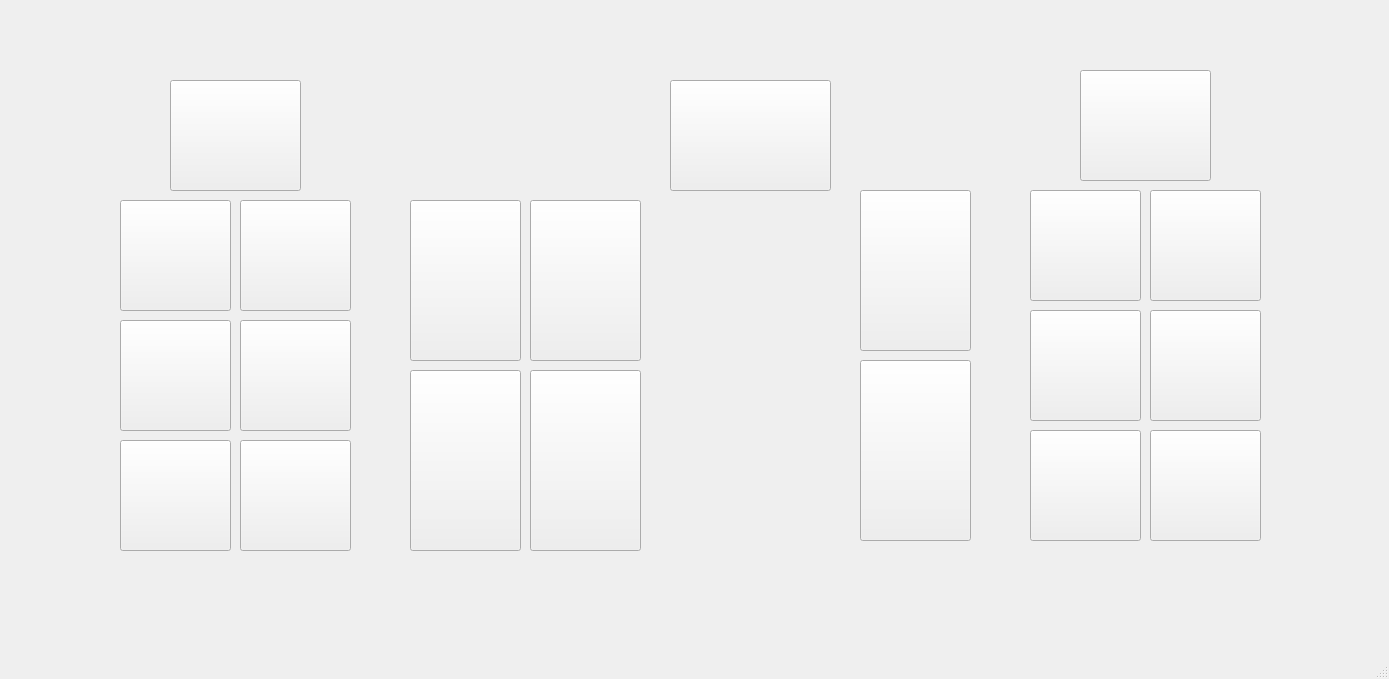
Old version of the form teacherroom.ui in the repository hyun031916/Where_is_teacher.
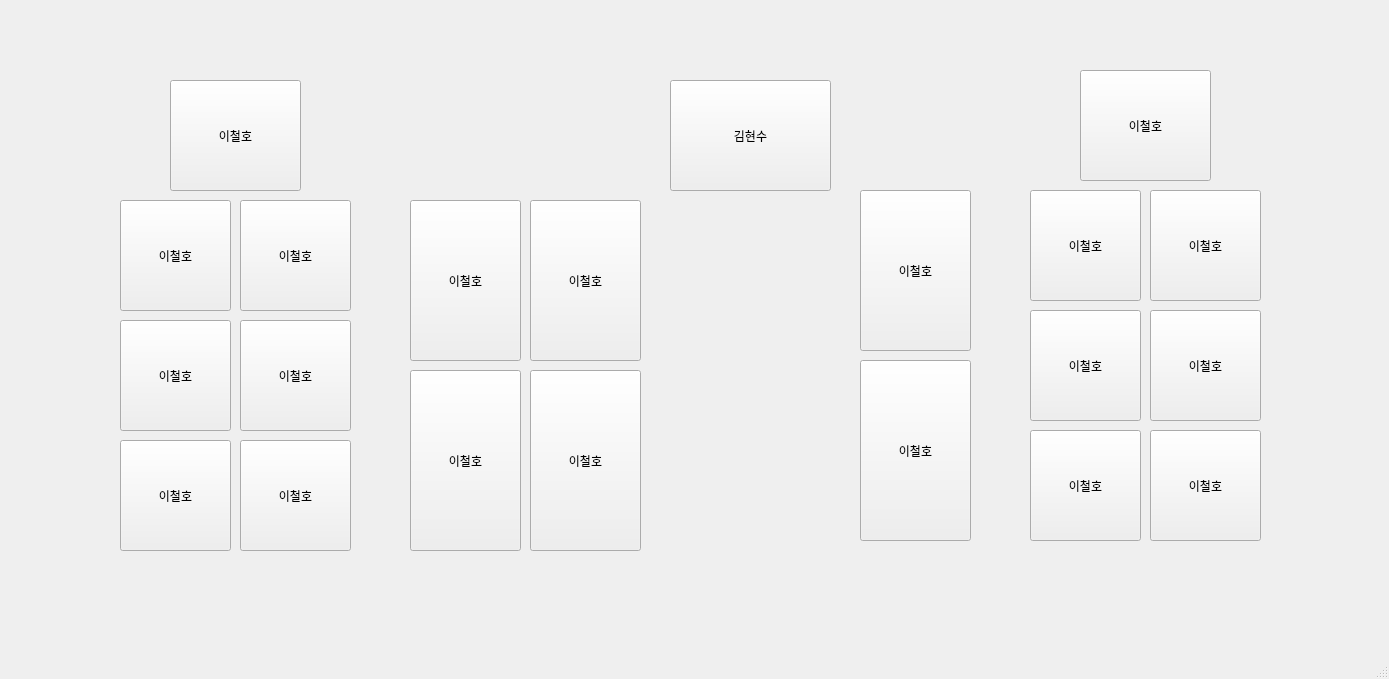
New version of the form.

Commit message: 메인 생성자 수정

```diff
--- a/teacherroom.ui
+++ b/teacherroom.ui
@@ -24,7 +24,7 @@
      </rect>
     </property>
     <property name="text">
-     <string/>
+     <string>이철호</string>
     </property>
    </widget>
    <widget class="QPushButton" name="seat_4">
@@ -37,7 +37,7 @@
      </rect>
     </property>
     <property name="text">
-     <string/>
+     <string>이철호</string>
     </property>
    </widget>
    <widget class="QPushButton" name="seat_3">
@@ -50,7 +50,7 @@
      </rect>
     </property>
     <property name="text">
-     <string/>
+     <string>이철호</string>
     </property>
    </widget>
    <widget class="QPushButton" name="seat_2">
@@ -63,7 +63,7 @@
      </rect>
     </property>
     <property name="text">
-     <string/>
+     <string>이철호</string>
     </property>
    </widget>
    <widget class="QPushButton" name="seat_7">
@@ -76,7 +76,7 @@
      </rect>
     </property>
     <property name="text">
-     <string/>
+     <string>이철호</string>
     </property>
    </widget>
    <widget class="QPushButton" name="seat_5">
@@ -89,7 +89,7 @@
      </rect>
     </property>
     <property name="text">
-     <string/>
+     <string>이철호</string>
     </property>
    </widget>
    <widget class="QPushButton" name="seat_6">
@@ -102,7 +102,7 @@
      </rect>
     </property>
     <property name="text">
-     <string/>
+     <string>이철호</string>
     </property>
    </widget>
    <widget class="QPushButton" name="seat_9">
@@ -115,7 +115,7 @@
      </rect>
     </property>
     <property name="text">
-     <string/>
+     <string>이철호</string>
     </property>
    </widget>
    <widget class="QPushButton" name="seat_8">
@@ -128,7 +128,7 @@
      </rect>
     </property>
     <property name="text">
-     <string/>
+     <string>이철호</string>
     </property>
    </widget>
    <widget class="QPushButton" name="seat_11">
@@ -141,7 +141,7 @@
      </rect>
     </property>
     <property name="text">
-     <string/>
+     <string>이철호</string>
     </property>
    </widget>
    <widget class="QPushButton" name="seat_10">
@@ -154,7 +154,7 @@
      </rect>
     </property>
     <property name="text">
-     <string/>
+     <string>이철호</string>
     </property>
    </widget>
    <widget class="QPushButton" name="seat_13">
@@ -167,7 +167,7 @@
      </rect>
     </property>
     <property name="text">
-     <string/>
+     <string>이철호</string>
     </property>
    </widget>
    <widget class="QPushButton" name="seat_12">
@@ -180,7 +180,7 @@
      </rect>
     </property>
     <property name="text">
-     <string/>
+     <string>이철호</string>
     </property>
    </widget>
    <widget class="QPushButton" name="pushButton_8">
@@ -193,7 +193,7 @@
      </rect>
     </property>
     <property name="text">
-     <string/>
+     <string>김현수</string>
     </property>
    </widget>
    <widget class="QPushButton" name="seat_16">
@@ -206,7 +206,7 @@
      </rect>
     </property>
     <property name="text">
-     <string/>
+     <string>이철호</string>
     </property>
    </widget>
    <widget class="QPushButton" name="seat_14">
@@ -219,7 +219,7 @@
      </rect>
     </property>
     <property name="text">
-     <string/>
+     <string>이철호</string>
     </property>
    </widget>
    <widget class="QPushButton" name="seat_18">
@@ -232,7 +232,7 @@
      </rect>
     </property>
     <property name="text">
-     <string/>
+     <string>이철호</string>
     </property>
    </widget>
    <widget class="QPushButton" name="seat_17">
@@ -245,7 +245,7 @@
      </rect>
     </property>
     <property name="text">
-     <string/>
+     <string>이철호</string>
     </property>
    </widget>
    <widget class="QPushButton" name="seat_19">
@@ -258,7 +258,7 @@
      </rect>
     </property>
     <property name="text">
-     <string/>
+     <string>이철호</string>
     </property>
    </widget>
    <widget class="QPushButton" name="seat_15">
@@ -271,7 +271,7 @@
      </rect>
     </property>
     <property name="text">
-     <string/>
+     <string>이철호</string>
     </property>
    </widget>
    <widget class="QPushButton" name="seat_20">
@@ -284,7 +284,7 @@
      </rect>
     </property>
     <property name="text">
-     <string/>
+     <string>이철호</string>
     </property>
    </widget>
   </widget>
```
The commit also changes 2 other files.
